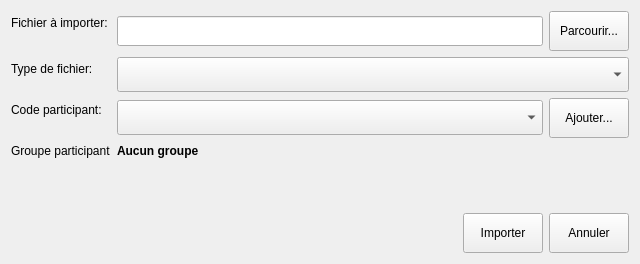
introlab/OpenIMU, file python/resources/ui/ImportManager.ui: the form before one commit.
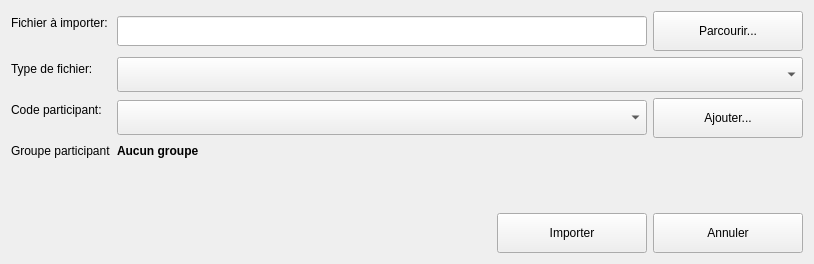
The form after the commit. Icons and pictures are not drawn.

Patch:
```diff
--- a/python/resources/ui/ImportManager.ui
+++ b/python/resources/ui/ImportManager.ui
@@ -6,7 +6,7 @@
    <rect>
     <x>0</x>
     <y>0</y>
-    <width>640</width>
+    <width>814</width>
     <height>264</height>
    </rect>
   </property>
@@ -51,7 +51,7 @@
         <widget class="QPushButton" name="btnBrowse">
          <property name="minimumSize">
           <size>
-           <width>0</width>
+           <width>150</width>
            <height>40</height>
           </size>
          </property>
@@ -116,7 +116,7 @@
          </property>
          <property name="minimumSize">
           <size>
-           <width>0</width>
+           <width>150</width>
            <height>40</height>
           </size>
          </property>
@@ -191,7 +191,7 @@
       <widget class="QPushButton" name="btnImport">
        <property name="minimumSize">
         <size>
-         <width>0</width>
+         <width>150</width>
          <height>40</height>
         </size>
        </property>
@@ -220,7 +220,7 @@
       <widget class="QPushButton" name="btnCancel">
        <property name="minimumSize">
         <size>
-         <width>0</width>
+         <width>150</width>
          <height>40</height>
         </size>
        </property>
```
Left out of the diff: 4 changed lines with no effect on the pictures.
